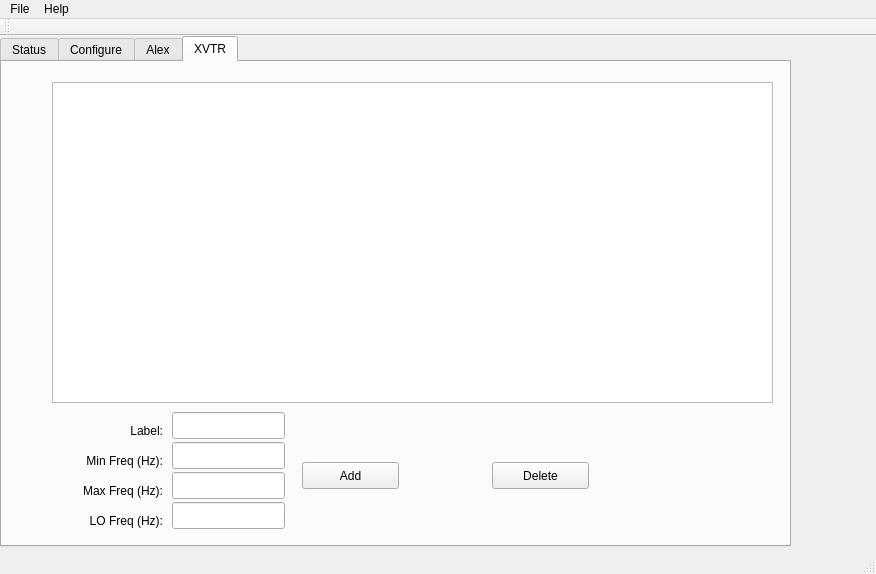
Above: N6LYT/Qt/trunk/src/QtHPSDRServer/mainwindow.ui from TAPR/OpenHPSDR-SVN before the change. Below: the same form after it.
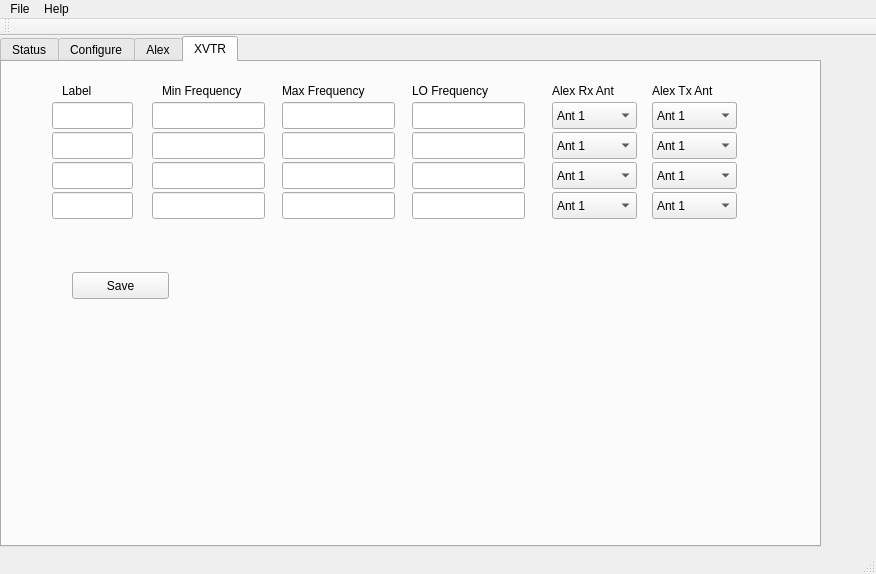
That is the form after the change.

Commit message: changes to pass configuration and moving XVTR config to QtHPSDRServer

Diff of the .ui file:
```diff
--- a/N6LYT/Qt/trunk/src/QtHPSDRServer/mainwindow.ui
+++ b/N6LYT/Qt/trunk/src/QtHPSDRServer/mainwindow.ui
@@ -19,7 +19,7 @@
      <rect>
       <x>0</x>
       <y>0</y>
-      <width>791</width>
+      <width>821</width>
       <height>511</height>
      </rect>
     </property>
@@ -2941,147 +2941,530 @@
      <attribute name="title">
       <string>XVTR</string>
      </attribute>
-     <widget class="QListView" name="listView">
-      <property name="geometry">
-       <rect>
-        <x>50</x>
-        <y>20</y>
-        <width>721</width>
-        <height>321</height>
-       </rect>
-      </property>
-     </widget>
-     <widget class="QLabel" name="label_39">
-      <property name="geometry">
-       <rect>
-        <x>110</x>
-        <y>360</y>
-        <width>51</width>
-        <height>17</height>
-       </rect>
-      </property>
-      <property name="text">
-       <string>Label:</string>
-      </property>
-      <property name="alignment">
-       <set>Qt::AlignRight|Qt::AlignTrailing|Qt::AlignVCenter</set>
-      </property>
-     </widget>
-     <widget class="QLineEdit" name="lineEditXVTRLabel">
-      <property name="geometry">
-       <rect>
-        <x>170</x>
-        <y>350</y>
-        <width>113</width>
-        <height>27</height>
-       </rect>
-      </property>
-     </widget>
      <widget class="QLabel" name="label_40">
       <property name="geometry">
        <rect>
         <x>60</x>
-        <y>390</y>
-        <width>101</width>
+        <y>20</y>
+        <width>41</width>
         <height>17</height>
        </rect>
       </property>
       <property name="text">
-       <string>Min Freq (Hz):</string>
-      </property>
-      <property name="alignment">
-       <set>Qt::AlignRight|Qt::AlignTrailing|Qt::AlignVCenter</set>
-      </property>
-     </widget>
-     <widget class="QLineEdit" name="lineEditXVTRMinFreq">
-      <property name="geometry">
-       <rect>
-        <x>170</x>
-        <y>380</y>
-        <width>113</width>
-        <height>27</height>
-       </rect>
+       <string>Label</string>
       </property>
      </widget>
      <widget class="QLabel" name="label_41">
       <property name="geometry">
        <rect>
-        <x>60</x>
-        <y>420</y>
+        <x>160</x>
+        <y>20</y>
         <width>101</width>
         <height>17</height>
        </rect>
       </property>
       <property name="text">
-       <string>Max Freq (Hz):</string>
-      </property>
-      <property name="alignment">
-       <set>Qt::AlignRight|Qt::AlignTrailing|Qt::AlignVCenter</set>
-      </property>
-     </widget>
-     <widget class="QLineEdit" name="lineEditXVTRMaxFreq">
-      <property name="geometry">
-       <rect>
-        <x>170</x>
-        <y>410</y>
-        <width>113</width>
-        <height>27</height>
-       </rect>
+       <string>Min Frequency</string>
       </property>
      </widget>
      <widget class="QLabel" name="label_42">
       <property name="geometry">
        <rect>
+        <x>280</x>
+        <y>20</y>
+        <width>111</width>
+        <height>17</height>
+       </rect>
+      </property>
+      <property name="text">
+       <string>Max Frequency</string>
+      </property>
+     </widget>
+     <widget class="QLabel" name="label_43">
+      <property name="geometry">
+       <rect>
+        <x>410</x>
+        <y>20</y>
+        <width>91</width>
+        <height>17</height>
+       </rect>
+      </property>
+      <property name="text">
+       <string>LO Frequency</string>
+      </property>
+     </widget>
+     <widget class="QLabel" name="label_44">
+      <property name="geometry">
+       <rect>
+        <x>550</x>
+        <y>20</y>
+        <width>91</width>
+        <height>17</height>
+       </rect>
+      </property>
+      <property name="text">
+       <string>Alex Rx Ant</string>
+      </property>
+     </widget>
+     <widget class="QLabel" name="label_45">
+      <property name="geometry">
+       <rect>
+        <x>650</x>
+        <y>20</y>
+        <width>81</width>
+        <height>17</height>
+       </rect>
+      </property>
+      <property name="text">
+       <string>Alex Tx Ant</string>
+      </property>
+     </widget>
+     <widget class="QComboBox" name="comboBoxXvtrRxAnt0">
+      <property name="geometry">
+       <rect>
+        <x>550</x>
+        <y>40</y>
+        <width>85</width>
+        <height>27</height>
+       </rect>
+      </property>
+      <item>
+       <property name="text">
+        <string>Ant 1</string>
+       </property>
+      </item>
+      <item>
+       <property name="text">
+        <string>Ant 2</string>
+       </property>
+      </item>
+      <item>
+       <property name="text">
+        <string>Ant 3</string>
+       </property>
+      </item>
+      <item>
+       <property name="text">
+        <string>RX 1</string>
+       </property>
+      </item>
+      <item>
+       <property name="text">
+        <string>RX 2</string>
+       </property>
+      </item>
+      <item>
+       <property name="text">
+        <string>XV RX</string>
+       </property>
+      </item>
+     </widget>
+     <widget class="QComboBox" name="comboBox_2">
+      <property name="geometry">
+       <rect>
+        <x>650</x>
+        <y>40</y>
+        <width>85</width>
+        <height>27</height>
+       </rect>
+      </property>
+     </widget>
+     <widget class="QComboBox" name="comboBoxXvtrTxAnt0">
+      <property name="geometry">
+       <rect>
+        <x>650</x>
+        <y>40</y>
+        <width>85</width>
+        <height>27</height>
+       </rect>
+      </property>
+      <item>
+       <property name="text">
+        <string>Ant 1</string>
+       </property>
+      </item>
+      <item>
+       <property name="text">
+        <string>Ant 2</string>
+       </property>
+      </item>
+      <item>
+       <property name="text">
+        <string>Ant 3</string>
+       </property>
+      </item>
+      <item>
+       <property name="text">
+        <string>RX Only</string>
+       </property>
+      </item>
+     </widget>
+     <widget class="QLineEdit" name="lineEditXvtrLabel0">
+      <property name="geometry">
+       <rect>
+        <x>50</x>
+        <y>40</y>
+        <width>81</width>
+        <height>27</height>
+       </rect>
+      </property>
+     </widget>
+     <widget class="QLineEdit" name="lineEditXvtrMinFrequency0">
+      <property name="geometry">
+       <rect>
+        <x>150</x>
+        <y>40</y>
+        <width>113</width>
+        <height>27</height>
+       </rect>
+      </property>
+     </widget>
+     <widget class="QLineEdit" name="lineEditXvtrMaxFrequency0">
+      <property name="geometry">
+       <rect>
+        <x>280</x>
+        <y>40</y>
+        <width>113</width>
+        <height>27</height>
+       </rect>
+      </property>
+     </widget>
+     <widget class="QLineEdit" name="lineEditXvtrLOFrequency0">
+      <property name="geometry">
+       <rect>
+        <x>410</x>
+        <y>40</y>
+        <width>113</width>
+        <height>27</height>
+       </rect>
+      </property>
+     </widget>
+     <widget class="QLineEdit" name="lineEditXvtrMinFrequency1">
+      <property name="geometry">
+       <rect>
+        <x>150</x>
+        <y>70</y>
+        <width>113</width>
+        <height>27</height>
+       </rect>
+      </property>
+     </widget>
+     <widget class="QLineEdit" name="lineEditXvtrMaxFrequency1">
+      <property name="geometry">
+       <rect>
+        <x>280</x>
+        <y>70</y>
+        <width>113</width>
+        <height>27</height>
+       </rect>
+      </property>
+     </widget>
+     <widget class="QLineEdit" name="lineEditXvtrLOFrequency1">
+      <property name="geometry">
+       <rect>
+        <x>410</x>
+        <y>70</y>
+        <width>113</width>
+        <height>27</height>
+       </rect>
+      </property>
+     </widget>
+     <widget class="QComboBox" name="comboBoxXvtrRxAnt1">
+      <property name="geometry">
+       <rect>
+        <x>550</x>
+        <y>70</y>
+        <width>85</width>
+        <height>27</height>
+       </rect>
+      </property>
+      <item>
+       <property name="text">
+        <string>Ant 1</string>
+       </property>
+      </item>
+      <item>
+       <property name="text">
+        <string>Ant 2</string>
+       </property>
+      </item>
+      <item>
+       <property name="text">
+        <string>Ant 3</string>
+       </property>
+      </item>
+      <item>
+       <property name="text">
+        <string>RX 1</string>
+       </property>
+      </item>
+      <item>
+       <property name="text">
+        <string>RX 2</string>
+       </property>
+      </item>
+      <item>
+       <property name="text">
+        <string>XV RX</string>
+       </property>
+      </item>
+     </widget>
+     <widget class="QComboBox" name="comboBoxXvtrTxAnt1">
+      <property name="geometry">
+       <rect>
+        <x>650</x>
+        <y>70</y>
+        <width>85</width>
+        <height>27</height>
+       </rect>
+      </property>
+      <item>
+       <property name="text">
+        <string>Ant 1</string>
+       </property>
+      </item>
+      <item>
+       <property name="text">
+        <string>Ant 2</string>
+       </property>
+      </item>
+      <item>
+       <property name="text">
+        <string>Ant 3</string>
+       </property>
+      </item>
+     </widget>
+     <widget class="QLineEdit" name="lineEditXvtrLabel1">
+      <property name="geometry">
+       <rect>
+        <x>50</x>
+        <y>70</y>
+        <width>81</width>
+        <height>27</height>
+       </rect>
+      </property>
+     </widget>
+     <widget class="QLineEdit" name="lineEditXvtrLabel2">
+      <property name="geometry">
+       <rect>
+        <x>50</x>
+        <y>100</y>
+        <width>81</width>
+        <height>27</height>
+       </rect>
+      </property>
+     </widget>
+     <widget class="QLineEdit" name="lineEditXvtrMinFrequency2">
+      <property name="geometry">
+       <rect>
+        <x>150</x>
+        <y>100</y>
+        <width>113</width>
+        <height>27</height>
+       </rect>
+      </property>
+     </widget>
+     <widget class="QLineEdit" name="lineEditXvtrMaxFrequency2">
+      <property name="geometry">
+       <rect>
+        <x>280</x>
+        <y>100</y>
+        <width>113</width>
+        <height>27</height>
+       </rect>
+      </property>
+     </widget>
+     <widget class="QLineEdit" name="lineEditXvtrLOFrequency2">
+      <property name="geometry">
+       <rect>
+        <x>410</x>
+        <y>100</y>
+        <width>113</width>
+        <height>27</height>
+       </rect>
+      </property>
+     </widget>
+     <widget class="QComboBox" name="comboBoxXvtrRxAnt2">
+      <property name="geometry">
+       <rect>
+        <x>550</x>
+        <y>100</y>
+        <width>85</width>
+        <height>27</height>
+       </rect>
+      </property>
+      <item>
+       <property name="text">
+        <string>Ant 1</string>
+       </property>
+      </item>
+      <item>
+       <property name="text">
+        <string>Ant 2</string>
+       </property>
+      </item>
+      <item>
+       <property name="text">
+        <string>Ant 3</string>
+       </property>
+      </item>
+      <item>
+       <property name="text">
+        <string>RX 1</string>
+       </property>
+      </item>
+      <item>
+       <property name="text">
+        <string>RX 2</string>
+       </property>
+      </item>
+      <item>
+       <property name="text">
+        <string>XV RX</string>
+       </property>
+      </item>
+     </widget>
+     <widget class="QComboBox" name="comboBoxXvtrTxAnt2">
+      <property name="geometry">
+       <rect>
+        <x>650</x>
+        <y>100</y>
+        <width>85</width>
+        <height>27</height>
+       </rect>
+      </property>
+      <item>
+       <property name="text">
+        <string>Ant 1</string>
+       </property>
+      </item>
+      <item>
+       <property name="text">
+        <string>Ant 2</string>
+       </property>
+      </item>
+      <item>
+       <property name="text">
+        <string>Ant 3</string>
+       </property>
+      </item>
+     </widget>
+     <widget class="QLineEdit" name="lineEditXvtrLabel3">
+      <property name="geometry">
+       <rect>
+        <x>50</x>
+        <y>130</y>
+        <width>81</width>
+        <height>27</height>
+       </rect>
+      </property>
+     </widget>
+     <widget class="QLineEdit" name="lineEditXvtrMinFrequency3">
+      <property name="geometry">
+       <rect>
+        <x>150</x>
+        <y>130</y>
+        <width>113</width>
+        <height>27</height>
+       </rect>
+      </property>
+     </widget>
+     <widget class="QLineEdit" name="lineEditXvtrMaxFrequency3">
+      <property name="geometry">
+       <rect>
+        <x>280</x>
+        <y>130</y>
+        <width>113</width>
+        <height>27</height>
+       </rect>
+      </property>
+     </widget>
+     <widget class="QLineEdit" name="lineEditXvtrLOFrequency3">
+      <property name="geometry">
+       <rect>
+        <x>410</x>
+        <y>130</y>
+        <width>113</width>
+        <height>27</height>
+       </rect>
+      </property>
+     </widget>
+     <widget class="QComboBox" name="comboBoxXvtrRxAnt3">
+      <property name="geometry">
+       <rect>
+        <x>550</x>
+        <y>130</y>
+        <width>85</width>
+        <height>27</height>
+       </rect>
+      </property>
+      <item>
+       <property name="text">
+        <string>Ant 1</string>
+       </property>
+      </item>
+      <item>
+       <property name="text">
+        <string>Ant 2</string>
+       </property>
+      </item>
+      <item>
+       <property name="text">
+        <string>Ant 3</string>
+       </property>
+      </item>
+      <item>
+       <property name="text">
+        <string>RX 1</string>
+       </property>
+      </item>
+      <item>
+       <property name="text">
+        <string>RX 2</string>
+       </property>
+      </item>
+      <item>
+       <property name="text">
+        <string>XV RX</string>
+       </property>
+      </item>
+     </widget>
+     <widget class="QComboBox" name="comboBoxXvtrTxAnt3">
+      <property name="geometry">
+       <rect>
+        <x>650</x>
+        <y>130</y>
+        <width>85</width>
+        <height>27</height>
+       </rect>
+      </property>
+      <item>
+       <property name="text">
+        <string>Ant 1</string>
+       </property>
+      </item>
+      <item>
+       <property name="text">
+        <string>Ant 2</string>
+       </property>
+      </item>
+      <item>
+       <property name="text">
+        <string>Ant 3</string>
+       </property>
+      </item>
+     </widget>
+     <widget class="QPushButton" name="pushButtonXvtrSave">
+      <property name="geometry">
+       <rect>
         <x>70</x>
-        <y>450</y>
-        <width>91</width>
-        <height>17</height>
-       </rect>
-      </property>
-      <property name="layoutDirection">
-       <enum>Qt::LeftToRight</enum>
-      </property>
-      <property name="text">
-       <string>LO Freq (Hz):</string>
-      </property>
-      <property name="alignment">
-       <set>Qt::AlignRight|Qt::AlignTrailing|Qt::AlignVCenter</set>
-      </property>
-     </widget>
-     <widget class="QLineEdit" name="lineEditXVTRLOFreq">
-      <property name="geometry">
-       <rect>
-        <x>170</x>
-        <y>440</y>
-        <width>113</width>
-        <height>27</height>
-       </rect>
-      </property>
-     </widget>
-     <widget class="QPushButton" name="pushButtonXVTRAdd">
-      <property name="geometry">
-       <rect>
-        <x>300</x>
-        <y>400</y>
+        <y>210</y>
         <width>97</width>
         <height>27</height>
        </rect>
       </property>
       <property name="text">
-       <string>Add</string>
-      </property>
-     </widget>
-     <widget class="QPushButton" name="pushButtonXVTRDelete">
-      <property name="geometry">
-       <rect>
-        <x>490</x>
-        <y>400</y>
-        <width>97</width>
-        <height>27</height>
-       </rect>
-      </property>
-      <property name="text">
-       <string>Delete</string>
+       <string>Save</string>
       </property>
      </widget>
     </widget>
```
Left out of the diff: 8 changed lines with no effect on the pictures. The commit also changes 29 other files.
